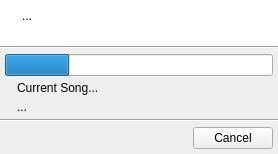
Before: the Qt Designer form uman/src/QUProgressDialog.ui in UltraStar-Deluxe/UltraStar-Manager, drawn with Qt 5.
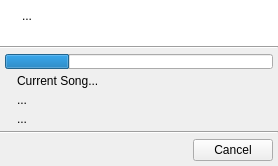
After: the same form once the commit is applied. Icons and pictures are not drawn.

Commit message: cover/amazon is broken, modified progress dialog, more progressdialogs to playlistarea

The edit to the form file:
```diff
--- a/uman/src/QUProgressDialog.ui
+++ b/uman/src/QUProgressDialog.ui
@@ -9,7 +9,7 @@
     <x>0</x>
     <y>0</y>
     <width>278</width>
-    <height>154</height>
+    <height>166</height>
    </rect>
   </property>
   <property name="windowTitle" >
@@ -156,6 +156,12 @@
      </property>
      <item>
       <widget class="QProgressBar" name="progress" >
+       <property name="maximumSize" >
+        <size>
+         <width>16777215</width>
+         <height>15</height>
+        </size>
+       </property>
        <property name="value" >
         <number>24</number>
        </property>
@@ -236,6 +242,23 @@
          </property>
         </widget>
        </item>
+       <item row="2" column="0" >
+        <widget class="QLabel" name="label_2" >
+         <property name="text" >
+          <string/>
+         </property>
+         <property name="pixmap" >
+          <pixmap resource="images/uman.qrc" >:/marks/chart.png</pixmap>
+         </property>
+        </widget>
+       </item>
+       <item row="2" column="1" >
+        <widget class="QLabel" name="speedLbl" >
+         <property name="text" >
+          <string>...</string>
+         </property>
+        </widget>
+       </item>
       </layout>
      </item>
     </layout>
```
The commit also changes 14 other files.
